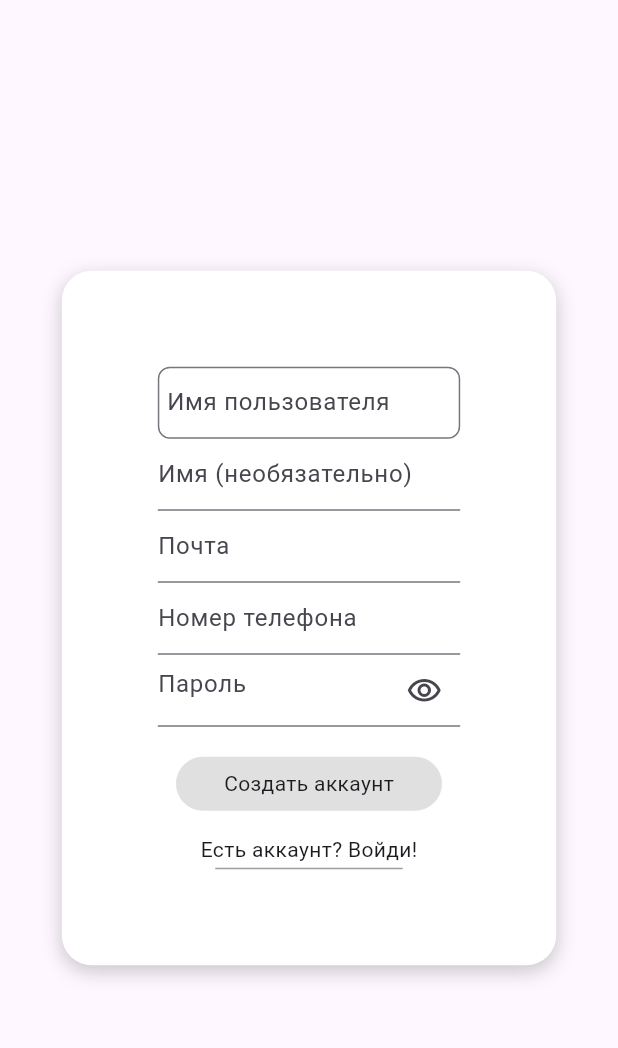
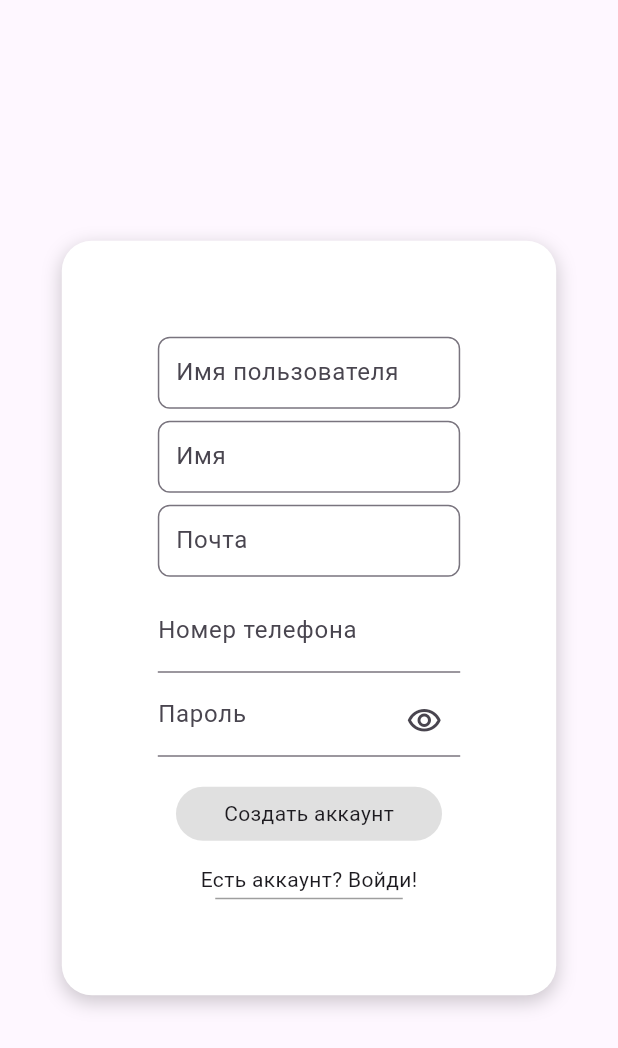
Before and after one commit to guganik/mess_prototype, a Flutter app: the RegisterScreen screen opened directly, on a phone screen of 412 x 824 dp. Shown: the top 1048 px of the screen. Run offline on Flutter 3.47's test engine with Material 3 defaults, Android fonts, the phone set to English and light mode, and no system bars; our stand-ins replace device_info_plus, drift, firebase_core, firebase_messaging, flutter_local_notifications, image_picker and 2 more; accounts and stored records are empty; generated files the repository leaves out were written again; network calls fail.

Commit message:
Auto backup: 2026-08-28 19:01:10

```diff
--- a/lib/screens/register_screen.dart
+++ b/lib/screens/register_screen.dart
@@ -99,37 +99,72 @@ class _RegisterScreenState extends State<RegisterScreen> {
                   TextField(
                     controller: controller.usernameController,
                     decoration: InputDecoration(
-                      hintText: 'Имя пользователя',
+                      labelText: 'Имя пользователя',
+                      labelStyle: TextStyle(
+                        fontSize: 16
+                      ),
+
+                      hintText: 'example',
                       hintStyle: TextStyle(
                         fontSize: 16
                       ),
-                      contentPadding: EdgeInsets.all(2),
+                      prefixText: '@',
+
+                      contentPadding: EdgeInsets.symmetric(horizontal: 8, vertical: 2),
                       border: OutlineInputBorder(
                         borderRadius: BorderRadius.all(Radius.circular(8))
                       ),
                     ),
                   ),
+                  SizedBox(height: 8,),
                   TextField(
                     controller: controller.firstNameController,
                     decoration: InputDecoration(
-                      hintText: 'Имя (необязательно)'
+                      labelText: 'Имя',
+                      labelStyle: TextStyle(
+                        fontSize: 16
+                      ),
+
+                      contentPadding: EdgeInsets.symmetric(horizontal: 8, vertical: 2),
+                      border: OutlineInputBorder(
+                        borderRadius: BorderRadius.all(Radius.circular(8))
+                      ),
                     ),
                   ),
+                  SizedBox(height: 8,),
                   TextField(
                     controller: controller.emailController,
                     decoration: InputDecoration(
-                      hintText: 'Почта'
+                      labelText: 'Почта',
+                      labelStyle: TextStyle(
+                        fontSize: 16
+                      ),
+
+                      contentPadding: EdgeInsets.symmetric(horizontal: 8, vertical: 2),
+                      border: OutlineInputBorder(
+                        borderRadius: BorderRadius.all(Radius.circular(8))
+                      ),
                     ),
                   ),
+                  SizedBox(height: 8,),
                   TextField(
                     inputFormatters: [phoneFormatter],
                     keyboardType: TextInputType.phone,
                     controller: controller.phoneController,
                     decoration: InputDecoration(
-                      hintText: 'Номер телефона'
+                      labelText: 'Номер телефона',
+                      labelStyle: TextStyle(
+                        fontSize: 16
+                      ),
+
+                      hintText: '+7 ',
+                      hintStyle: TextStyle(
+                        fontSize: 16
+                      ),
                     ),
                     onChanged: (value) => print(phoneFormatter.unmaskText(controller.phone)),
                   ),
+                  SizedBox(height: 8,),
                   TextField(
                     controller: controller.passwordController,
                     obscureText: hidingPassword,
```
